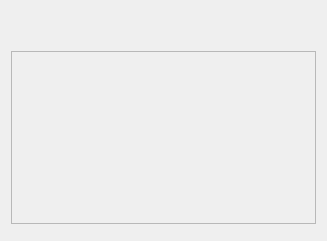
Qt form src/ahcformdlg.ui (psi-im/psi) before a commit.
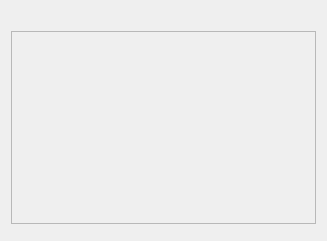
The same form after that commit. Custom widgets are drawn as their Qt base class.

Commit message: Show Ad-hoc command note from execution result

Diff of the .ui file:
```diff
--- a/src/ahcformdlg.ui
+++ b/src/ahcformdlg.ui
@@ -25,16 +25,6 @@
     </widget>
    </item>
    <item row="1" column="0" colspan="2">
-    <widget class="QLabel" name="lb_instructions">
-     <property name="text">
-      <string/>
-     </property>
-     <property name="wordWrap">
-      <bool>true</bool>
-     </property>
-    </widget>
-   </item>
-    <item row="2" column="0" colspan="2">
     <widget class="QScrollArea" name="scrollArea">
      <property name="sizePolicy">
       <sizepolicy hsizetype="Minimum" vsizetype="Expanding">
```
Left out of the diff: 30 changed lines with no effect on the pictures. The commit also changes 2 other files.
